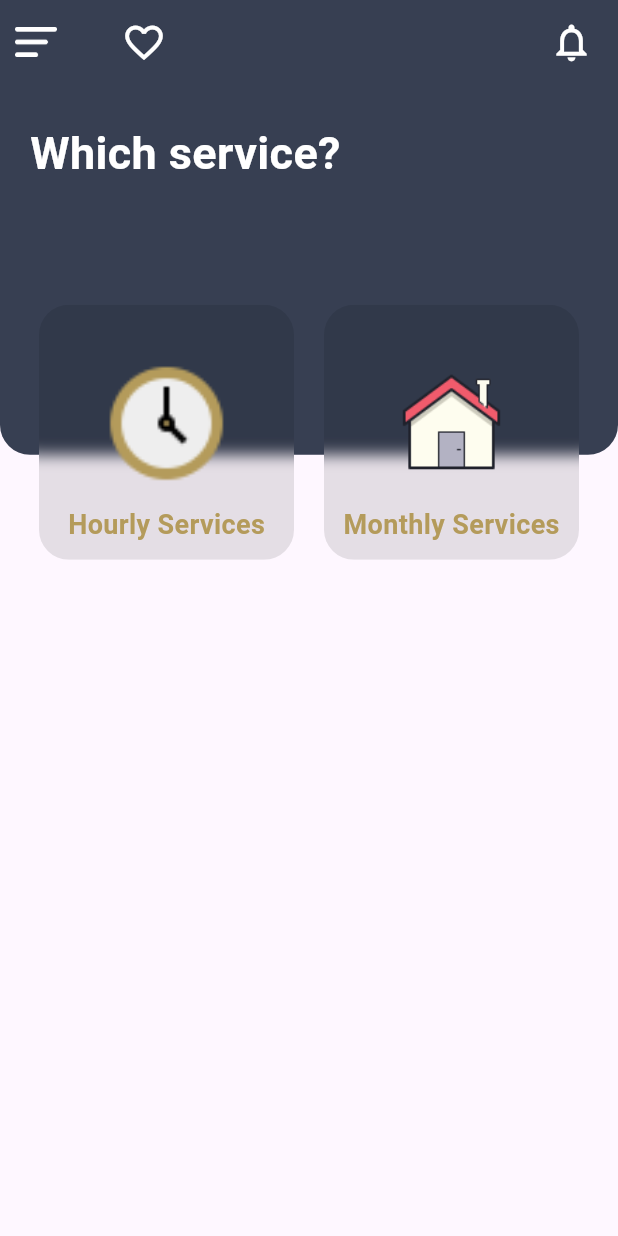
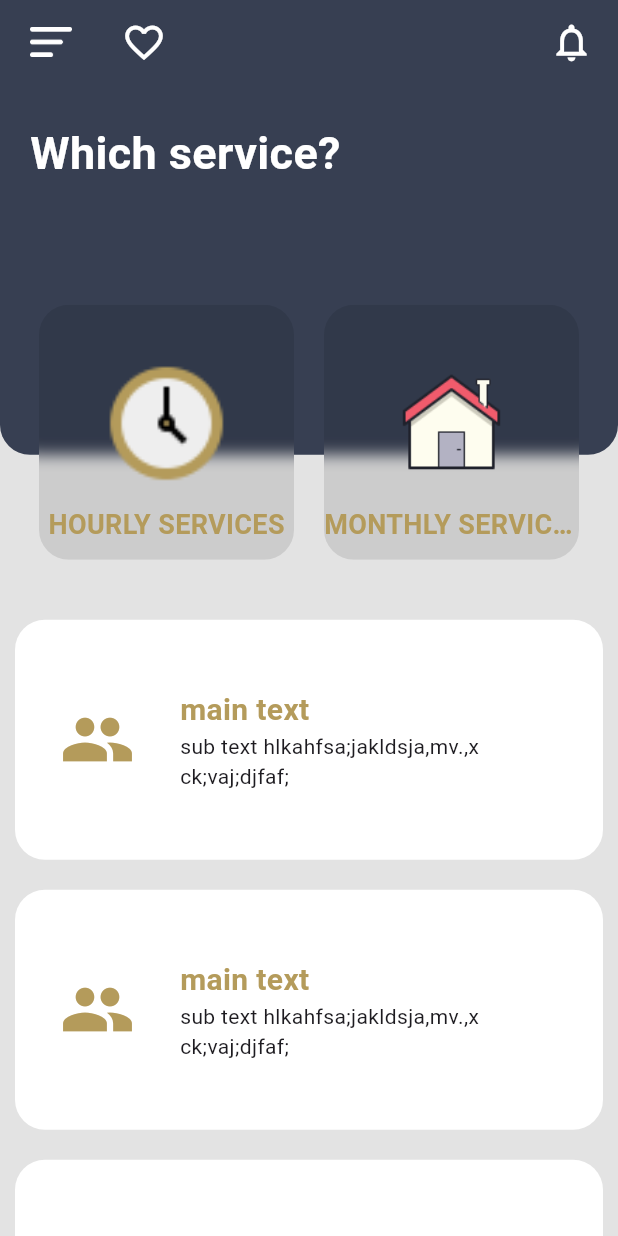
Before and after one commit to MohamedAdel022/maharah, a Flutter app: the screen it shows after launch, on a phone screen of 412 x 824 dp. Run offline on Flutter 3.47's test engine with Material 3 defaults, Android fonts, the phone set to English and light mode, and no system bars.

Commit message:
"Refactored constants, removed Onboarding view, updated HomeView and HomeAppBar widgets, and modified HomeMainItem"

```diff
--- a/lib/constants.dart
+++ b/lib/constants.dart
@@ -1,4 +1,5 @@
 import 'package:flutter/material.dart';
 
-const appBarColor = Color(0xff373F52);
+const primaryColor = Color(0xff373F52);
 const textColor = Color(0xffB49B5B);
+const backgroundColor = Color(0xffE3E3E3);
--- a/lib/main.dart
+++ b/lib/main.dart
@@ -1,6 +1,5 @@
 import 'package:flutter/material.dart';
 import 'package:maharah/views/home_view.dart';
-import 'package:maharah/views/onboarding.dart';
 
 void main() {
   runApp(const MyApp());
@@ -13,6 +12,7 @@
   @override
   Widget build(BuildContext context) {
     return const MaterialApp(
+      debugShowCheckedModeBanner: false,
       home: HomeView(),
     );
   }
--- a/lib/views/home_view.dart
+++ b/lib/views/home_view.dart
@@ -1,62 +1,17 @@
 import 'package:flutter/material.dart';
 import 'package:maharah/constants.dart';
-import 'package:maharah/core/utils/app_images.dart';
 import 'package:maharah/views/widgets/home_app_bar.dart';
-import 'package:maharah/views/widgets/home_main_item.dart';
-
+import 'package:maharah/views/widgets/home_body.dart';
 
 class HomeView extends StatelessWidget {
   const HomeView({super.key});
 
   @override
   Widget build(BuildContext context) {
-    return Scaffold(
-      appBar: const HomeAppBar(),
-      body: Column(
-        children: [
-          Stack(
-            clipBehavior: Clip.none,
-            children: [
-              Container(
-                height: MediaQuery.of(context).size.height * .3,
-                decoration: const BoxDecoration(
-                    color: appBarColor,
-                    borderRadius:
-                        BorderRadius.vertical(bottom: Radius.circular(20))),
-              ),
-              Positioned(
-                  top: MediaQuery.of(context).size.height * .03,
-                  left: 20,
-                  child: const Text(
-                    'Which service?',
-                    style: TextStyle(
-                        color: Colors.white,
-                        fontSize: 30,
-                        fontWeight: FontWeight.bold),
-                  )),
-              const Positioned(
-                bottom: -70,
-                left: 0,
-                right: 0,
-                child: Row(
-                  mainAxisAlignment: MainAxisAlignment.center,
-                  children: [
-                    HomeMainItem(
-                      title: 'Hourly Services',
-                      img: Assets.imagesClock,
-                    ),
-                    SizedBox(width: 20),
-                    HomeMainItem(
-                      title: 'Monthly Services',
-                      img: Assets.imagesHouse,
-                    ),
-                  ],
-                ),
-              ),
-            ],
-          )
-        ],
-      ),
+    return const Scaffold(
+      backgroundColor: backgroundColor,
+      appBar: HomeAppBar(),
+      body: HomeBody(),
     );
   }
 }
--- a/lib/views/widgets/home_app_bar.dart
+++ b/lib/views/widgets/home_app_bar.dart
@@ -2,7 +2,6 @@ import 'package:flutter/material.dart';
 import 'package:maharah/constants.dart';
 import 'package:maharah/core/helpers/image_assets.dart';
 import 'package:maharah/core/helpers/image_helper.dart';
-
 
 class HomeAppBar extends StatelessWidget implements PreferredSizeWidget {
   const HomeAppBar({
@@ -12,12 +11,12 @@ class HomeAppBar extends StatelessWidget implements PreferredSizeWidget {
   @override
   Widget build(BuildContext context) {
     return AppBar(
-      backgroundColor: appBarColor,
+      backgroundColor: primaryColor,
       // leadingWidth: MediaQuery.of(context).size.width * .3,
       leading: Row(
         children: [
           const SizedBox(
-            width: 10,
+            width: 20,
           ),
           ImageHelper.loadFromAsset(ImageAssets.menuIcon, width: 28),
         ],
--- /dev/null
+++ b/lib/views/widgets/home_body.dart
@@ -0,0 +1,66 @@
+import 'package:flutter/material.dart';
+import 'package:maharah/constants.dart';
+import 'package:maharah/core/utils/app_images.dart';
+import 'package:maharah/views/widgets/home_list_item.dart';
+import 'package:maharah/views/widgets/home_main_item.dart';
+
+class HomeBody extends StatelessWidget {
+  const HomeBody({
+    super.key,
+  });
+
+  @override
+  Widget build(BuildContext context) {
+    return SingleChildScrollView(
+      child: Column(
+        children: [
+          Stack(
+            clipBehavior: Clip.none,
+            children: [
+              Container(
+                height: MediaQuery.of(context).size.height * .3,
+                decoration: const BoxDecoration(
+                    color: primaryColor,
+                    borderRadius:
+                        BorderRadius.vertical(bottom: Radius.circular(20))),
+              ),
+              Positioned(
+                  top: MediaQuery.of(context).size.height * .03,
+                  left: 20,
+                  child: const Text(
+                    'Which service?',
+                    style: TextStyle(
+                        color: Colors.white,
+                        fontSize: 30,
+                        fontWeight: FontWeight.bold),
+                  )),
+              const Positioned(
+                bottom: -70,
+                left: 0,
+                right: 0,
+                child: Row(
+                  mainAxisAlignment: MainAxisAlignment.center,
+                  children: [
+                    HomeMainItem(
+                      title: 'HOURLY SERVICES',
+                      img: Assets.imagesClock,
+                    ),
+                    SizedBox(width: 20),
+                    HomeMainItem(
+                      title: 'MONTHLY SERVICES',
+                      img: Assets.imagesHouse,
+                    ),
+                  ],
+                ),
+              ),
+            ],
+          ),
+          const SizedBox(height: 100),
+          const HomeListItem(),
+          const HomeListItem(),
+          const HomeListItem(),
+        ],
+      ),
+    );
+  }
+}
--- /dev/null
+++ b/lib/views/widgets/home_list_item.dart
@@ -0,0 +1,54 @@
+import 'package:flutter/material.dart';
+import 'package:maharah/constants.dart';
+
+class HomeListItem extends StatelessWidget {
+  const HomeListItem({
+    super.key,
+  });
+
+  @override
+  Widget build(BuildContext context) {
+    return Padding(
+      padding: const EdgeInsets.symmetric(horizontal: 10, vertical: 10),
+      child: Container(
+        height: 160,
+        padding: const EdgeInsets.symmetric(horizontal: 30),
+        decoration: const BoxDecoration(
+          color: Colors.white,
+          borderRadius: BorderRadius.all(Radius.circular(20)),
+        ),
+        child: Row(
+          children: [
+            const Icon(
+              Icons.people,
+              size: 50,
+              color: textColor,
+            ),
+            const SizedBox(
+              width: 30,
+            ),
+            Column(
+              mainAxisAlignment: MainAxisAlignment.center,
+              crossAxisAlignment: CrossAxisAlignment.start,
+              children: [
+                const Text(
+                  'main text',
+                  style: TextStyle(
+                      color: textColor,
+                      fontSize: 20,
+                      fontWeight: FontWeight.bold),
+                ),
+                SizedBox(
+                  width: MediaQuery.of(context).size.width * .5,
+                  child: const Text(
+                    'sub text hlkahfsa;jakldsja,mv.,xck;vaj;djfaf;',
+                  ),
+                )
+              ],
+            )
+          ],
+        ),
+      ),
+    );
+  }
+}
--- a/lib/views/widgets/home_main_item.dart
+++ b/lib/views/widgets/home_main_item.dart
@@ -2,7 +2,6 @@ import 'dart:ui';
 import 'package:flutter/material.dart';
 import 'package:maharah/constants.dart';
 import 'package:maharah/core/helpers/image_helper.dart';
-
 
 class HomeMainItem extends StatelessWidget {
   const HomeMainItem({
@@ -32,6 +31,7 @@ class HomeMainItem extends StatelessWidget {
               const SizedBox(height: 10),
               Text(
                 title,
+                overflow: TextOverflow.ellipsis,
                 style: const TextStyle(
                     color: textColor,
                     fontSize: 18,
```
